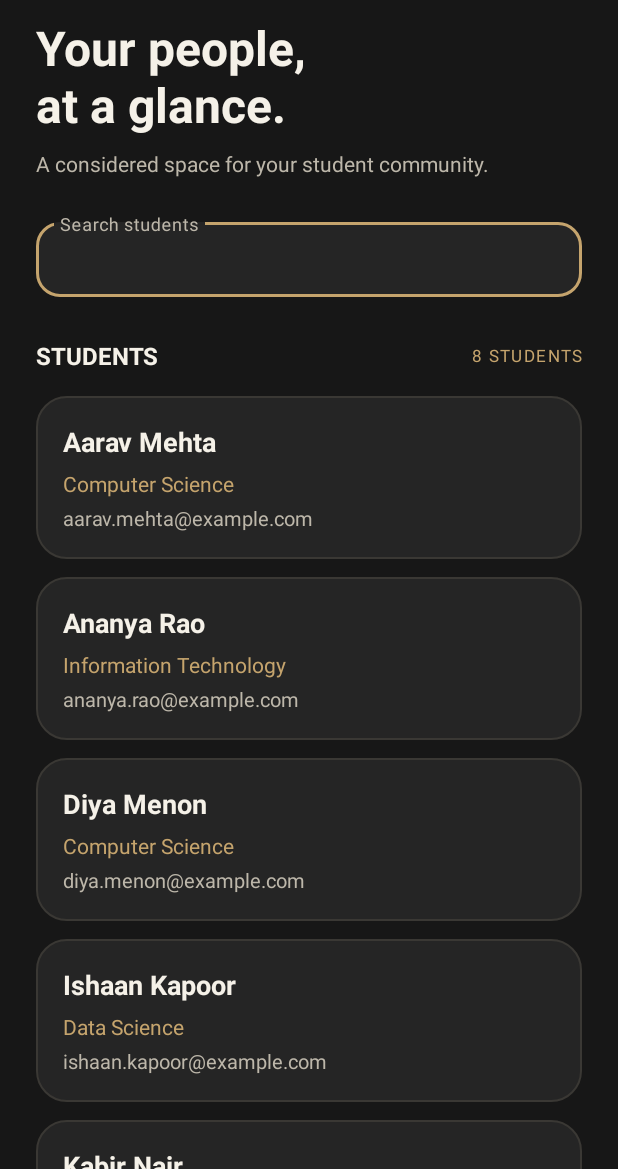
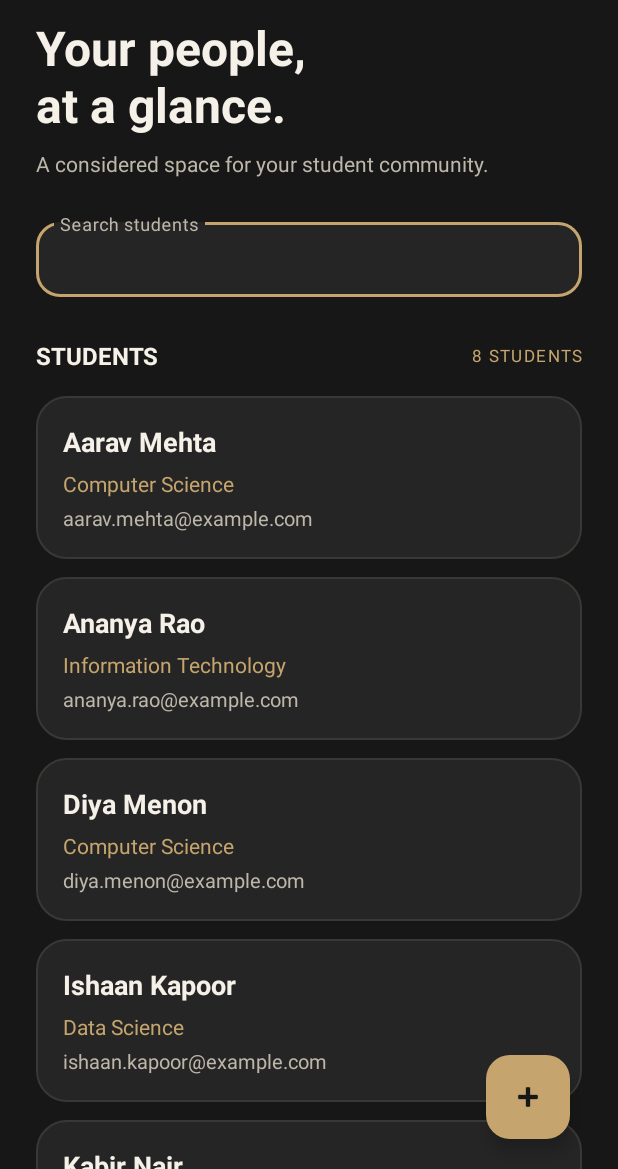
Before and after one commit to SukunFatema/StudentDirectory, an Android app: the screen it shows after launch (MainActivity), on a phone screen of 412 x 824 dp, the part 67-1236 px from its top. Run offline under Robolectric (Android 15) with nearby library versions, the phone set to English and light mode, and no system bars; our stand-ins replace Room's generated code.

Commit message:
Add floating action button for new students

```diff
--- a/app/src/main/res/layout/activity_main.xml
+++ b/app/src/main/res/layout/activity_main.xml
@@ -28,7 +28,7 @@
         android:layout_width="0dp"
         android:layout_height="wrap_content"
         android:layout_marginTop="10dp"
-        android:text="Your people,\nat a glance."
+        android:text="Your people,&#10;at a glance."
         android:textColor="@color/ivory"
         android:textSize="32sp"
         android:textStyle="bold"
@@ -94,7 +94,7 @@
         android:id="@+id/countLabel"
         android:layout_width="wrap_content"
         android:layout_height="wrap_content"
-        android:text="YOUR DIRECTORY"
+        android:text="0 STUDENTS"
         android:textColor="@color/champagne"
         android:textSize="11sp"
         android:letterSpacing="0.08"
@@ -108,11 +108,24 @@
         android:layout_height="0dp"
         android:layout_marginTop="16dp"
         android:clipToPadding="false"
-        android:paddingBottom="20dp"
+        android:paddingBottom="96dp"
         app:layout_constraintBottom_toBottomOf="parent"
         app:layout_constraintEnd_toEndOf="parent"
         app:layout_constraintStart_toStartOf="parent"
         app:layout_constraintTop_toBottomOf="@id/listHeading"
         tools:listitem="@layout/item_student" />
 
+    <com.google.android.material.floatingactionbutton.FloatingActionButton
+        android:id="@+id/addStudentButton"
+        android:layout_width="wrap_content"
+        android:layout_height="wrap_content"
+        android:layout_marginEnd="8dp"
+        android:layout_marginBottom="20dp"
+        android:contentDescription="Add student"
+        android:src="@android:drawable/ic_input_add"
+        app:backgroundTint="@color/champagne"
+        app:tint="@color/black"
+        app:layout_constraintBottom_toBottomOf="parent"
+        app:layout_constraintEnd_toEndOf="parent" />
+
 </androidx.constraintlayout.widget.ConstraintLayout>
```
